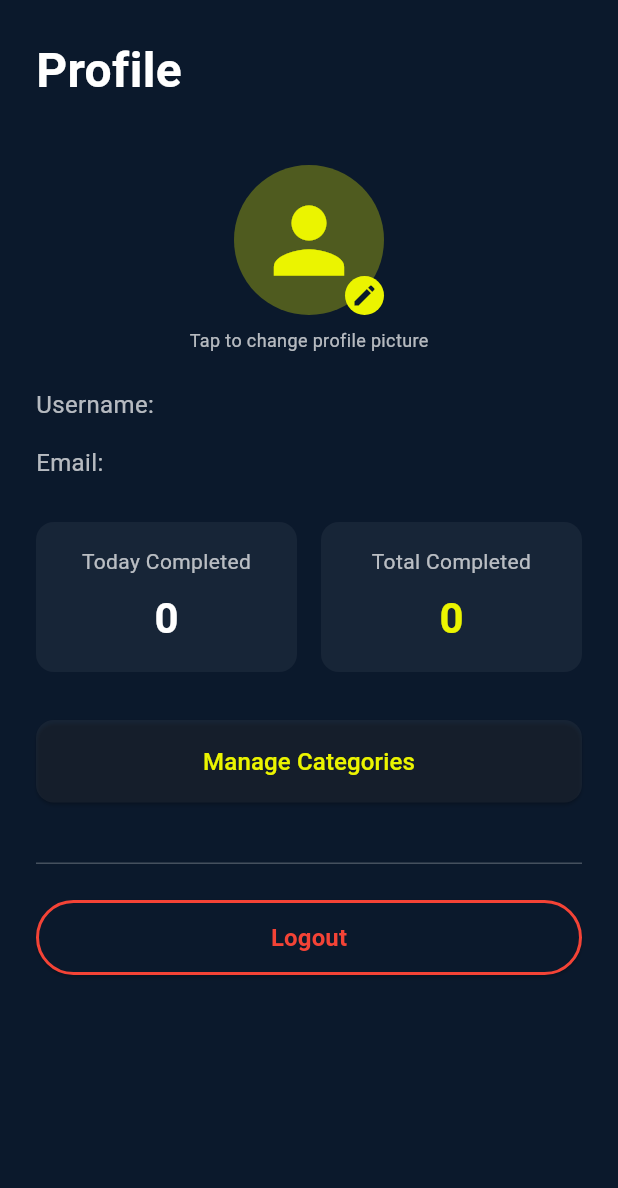
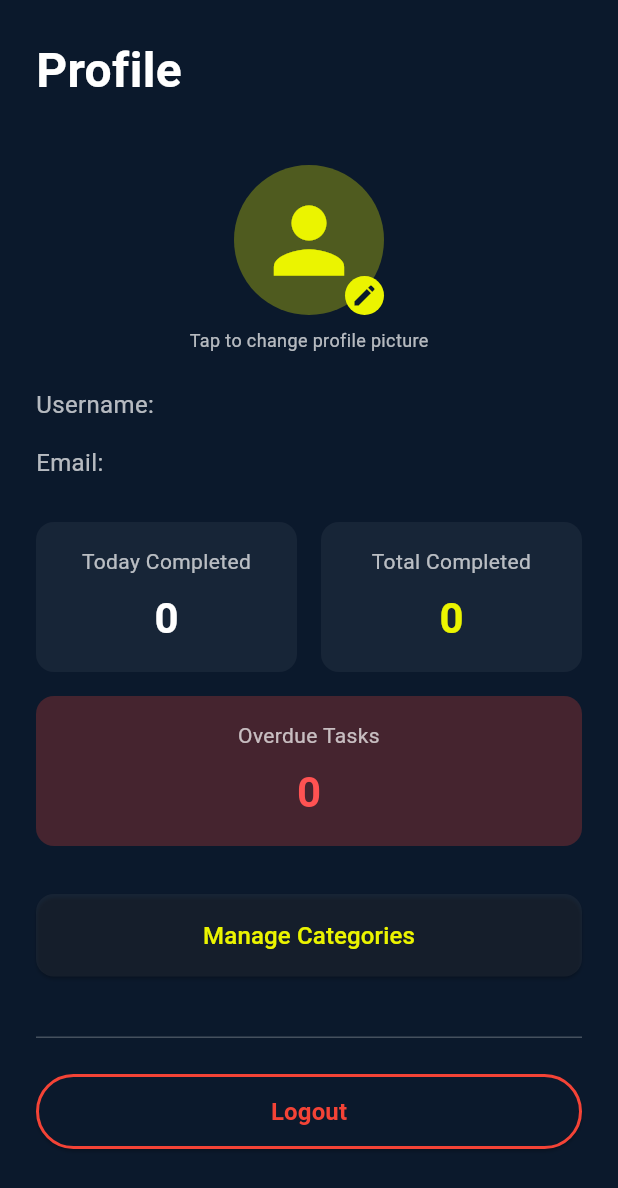
Before and after one commit to monsalman/flutter_todolist, a Flutter app: the ProfilePage screen opened directly, on a phone screen of 412 x 824 dp. Shown: the top 1188 px of the screen. Run offline on Flutter 3.47's test engine with Material 3 defaults, Android fonts, the phone set to English and light mode, and no system bars; our stand-ins replace flutter_dotenv, flutter_local_notifications, image_picker, supabase_flutter, table_calendar, timezone; accounts and stored records are empty; network calls fail.

Commit message:
update overdue task

```diff
--- a/lib/Page/ProfilePage.dart
+++ b/lib/Page/ProfilePage.dart
@@ -27,6 +27,7 @@ class _ProfilePageState extends State<ProfilePage> {
   bool isLoading = true;
   int todayCompleted = 0;
   int totalCompleted = 0;
+  int overdueCount = 0;
   String? profileImageUrl;
   String? profileImagePath;
   bool isUploadingImage = false;
@@ -113,11 +114,13 @@ class _ProfilePageState extends State<ProfilePage> {
     try {
       final User? user = Supabase.instance.client.auth.currentUser;
       if (user != null) {
-        final completedTasks = await Supabase.instance.client
+        final tasks = await Supabase.instance.client
             .from('tasks')
             .select()
-            .eq('user_id', user.id)
-            .eq('is_completed', true);
+            .eq('user_id', user.id);
+
+        final completedTasks =
+            tasks.where((task) => task['is_completed'] == true).toList();
 
         final today = DateTime.now();
         final todayFormatted = DateFormat('yyyy-MM-dd').format(today);
@@ -133,15 +136,34 @@ class _ProfilePageState extends State<ProfilePage> {
           }
         }
 
+        final now = DateTime.now();
+        final todayDate = DateTime(now.year, now.month, now.day);
+
+        int overdue = 0;
+        for (var task in tasks) {
+          if (task['is_completed'] == true) continue;
+
+          if (task['due_date'] != null) {
+            final taskDate = DateTime.parse(task['due_date']).toLocal();
+            final taskDay =
+                DateTime(taskDate.year, taskDate.month, taskDate.day);
+
+            if (taskDay.isBefore(todayDate)) {
+              overdue++;
+            }
+          }
+        }
+
         if (mounted) {
           setState(() {
             totalCompleted = completedTasks.length;
             todayCompleted = todayCount;
+            overdueCount = overdue;
           });
         }
       }
     } catch (error) {
-      print('Error loading completed tasks: $error');
+      print('Error loading tasks data: $error');
     }
   }
 
@@ -590,6 +612,38 @@ class _ProfilePageState extends State<ProfilePage> {
                         ),
                         SizedBox(height: 16),
                         Container(
+                          width: double.infinity,
+                          height: 100,
+                          padding: EdgeInsets.all(16),
+                          decoration: BoxDecoration(
+                            color: Colors.red.withOpacity(0.25),
+                            borderRadius: BorderRadius.circular(12),
+                          ),
+                          child: Column(
+                            mainAxisAlignment: MainAxisAlignment.center,
+                            children: [
+                              Text(
+                                'Overdue Tasks',
+                                style: TextStyle(
+                                  color: Colors.white70,
+                                  fontSize: 14,
+                                ),
+                                textAlign: TextAlign.center,
+                              ),
+                              SizedBox(height: 8),
+                              Text(
+                                overdueCount.toString(),
+                                style: TextStyle(
+                                  color: Colors.redAccent,
+                                  fontSize: 28,
+                                  fontWeight: FontWeight.bold,
+                                ),
+                              ),
+                            ],
+                          ),
+                        ),
+                        SizedBox(height: 16),
+                        Container(
                           margin: EdgeInsets.symmetric(vertical: 16),
                           width: double.infinity,
                           child: ElevatedButton(
```
